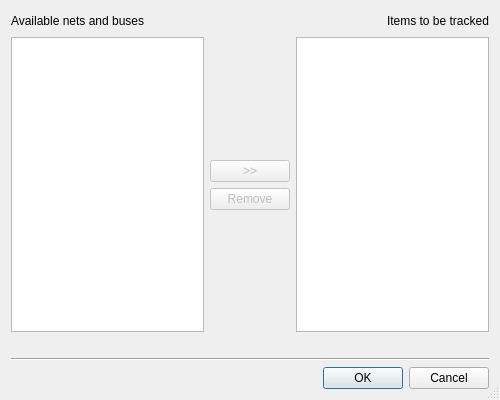
First picture: the form in src/DialogEditWatchlist.ui, repository gdevic/Z80Explorer, before the edit.
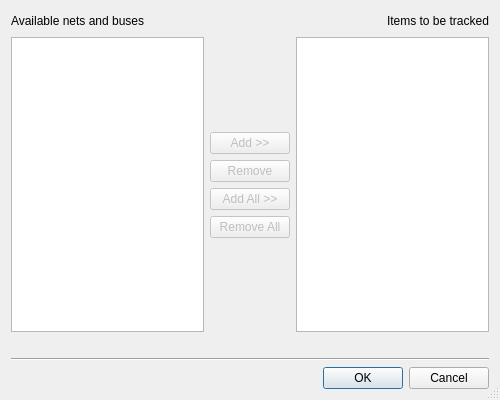
Second picture: the form after the edit.

Commit message:
Watchlist dialog add AddAll/RemoveAll buttons
And a few other fixes to this dialog.

What changed in the file:
```diff
--- a/src/DialogEditWatchlist.ui
+++ b/src/DialogEditWatchlist.ui
@@ -78,7 +78,7 @@
           <bool>false</bool>
          </property>
          <property name="text">
-          <string>&gt;&gt;</string>
+          <string>Add &gt;&gt;</string>
          </property>
         </widget>
        </item>
@@ -92,6 +92,26 @@
          </property>
         </widget>
        </item>
+       <item>
+        <widget class="QPushButton" name="btAddAll">
+         <property name="enabled">
+          <bool>false</bool>
+         </property>
+         <property name="text">
+          <string>Add All &gt;&gt;</string>
+         </property>
+        </widget>
+       </item>
+       <item>
+        <widget class="QPushButton" name="btRemoveAll">
+         <property name="enabled">
+          <bool>false</bool>
+         </property>
+         <property name="text">
+          <string>Remove All</string>
+         </property>
+        </widget>
+       </item>
        <item>
         <spacer name="verticalSpacer_2">
          <property name="orientation">
```
The commit also changes 2 other files.
